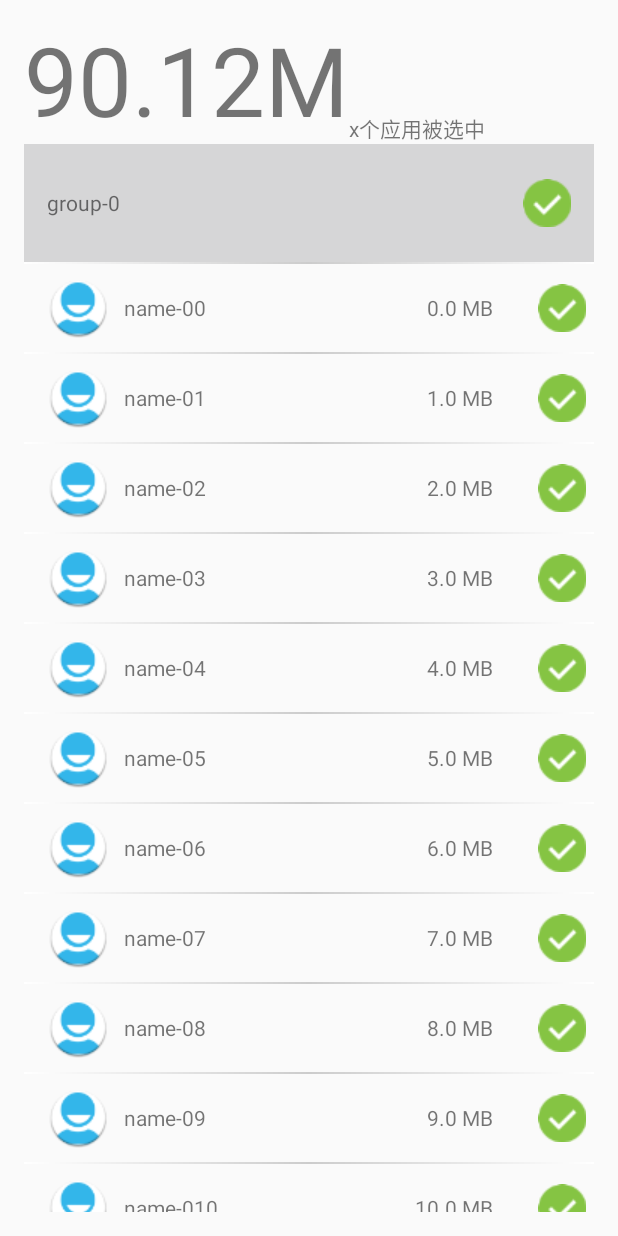
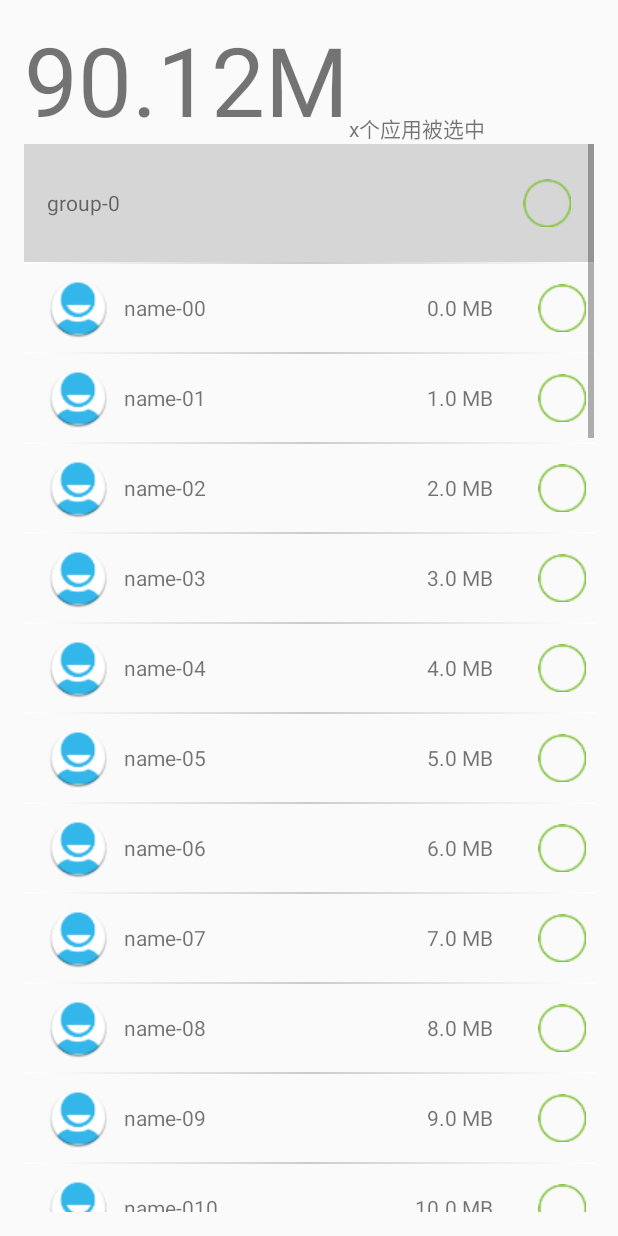
Before and after one commit to chrosyou/androidtest, an Android app: the screen it shows after launch (MainActivity), after a tap on an icon or button, on a phone screen of 412 x 824 dp. Run offline under Robolectric (Android 15) with nearby library versions, the phone set to English and light mode, and no system bars.

Commit message:
标题修改

```diff
--- a/check/MyApplication/app/src/main/java/com/macalyou/murisly/headerlistview/MainActivity.java
+++ b/check/MyApplication/app/src/main/java/com/macalyou/murisly/headerlistview/MainActivity.java
@@ -23,7 +23,8 @@
 public class MainActivity extends Activity implements
         ExpandableListView.OnChildClickListener,
         ExpandableListView.OnGroupClickListener,
-        PinnedHeaderExpandableListView.OnHeaderUpdateListener, StickyLayout.OnGiveUpTouchEventListener {
+        PinnedHeaderExpandableListView.OnHeaderUpdateListener,
+        StickyLayout.OnGiveUpTouchEventListener {
 
     private PinnedHeaderExpandableListView expandableListView;
     private StickyLayout stickyLayout;
@@ -112,6 +113,20 @@
     }
 
     @Override
+    public void updateHeaderButton(int position){
+        Group group = (Group)myAdapter.getGroup(position);
+        int state = group.getSelectState();
+        if (Group.STATE_SELECTED == state) {
+            myAdapter.setGroupState(position, Group.STATE_NOTSELECTED);
+            group.setSelectState(Group.STATE_NOTSELECTED);
+        } else {
+            myAdapter.setGroupState(position, Group.STATE_SELECTED);
+            group.setSelectState(Group.STATE_SELECTED);
+        }
+        myAdapter.notifyDataSetChanged();
+    }
+
+    @Override
     public void updatePinnedHeader(View headerView, int firstVisibleGroupPos) {
         Group firstVisibleGroup = (Group) myAdapter.getGroup(firstVisibleGroupPos);
         int state = firstVisibleGroup.getSelectState();
--- a/check/MyApplication/app/src/main/java/com/macalyou/murisly/headerlistview/PinnedHeaderExpandableListView.java
+++ b/check/MyApplication/app/src/main/java/com/macalyou/murisly/headerlistview/PinnedHeaderExpandableListView.java
@@ -53,6 +53,9 @@
         public View getPinnedHeader();
 
         public void updatePinnedHeader(View headerView, int firstVisibleGroupPos);
+
+        //更新头部的button图标
+        public void updateHeaderButton(int position);
     }
 
     private View mHeaderView;
@@ -159,9 +162,19 @@
         int x = (int) ev.getX();
         int y = (int) ev.getY();
         int pos = pointToPosition(x, y);
+        Button btn = (Button)mHeaderView.findViewById(R.id.multbutton);
+        float left = btn.getX();
+        float top = btn.getY();
+        float right = left + btn.getWidth();
+        float botton = top + btn.getHeight();
 
         if (mHeaderView != null && y >= mHeaderView.getTop() && y <= mHeaderView.getBottom()) {
             if (ev.getAction() == MotionEvent.ACTION_DOWN) {
+                //顶端按钮
+                if (x>=left&&x<=right&&y>=top&&y<=botton) {
+                    int groupPosition = getPackedPositionGroup(getExpandableListPosition(pos));
+                    mHeaderUpdateListener.updateHeaderButton(groupPosition);
+                }
                 mTouchTarget = getTouchTarget(mHeaderView, x, y);
                 mActionDownHappened = true;
             } else if (ev.getAction() == MotionEvent.ACTION_UP) {
--- a/check/MyApplication/app/src/main/java/com/macalyou/murisly/headerlistview/PinnedHeaderExpandableListViewAdapter.java
+++ b/check/MyApplication/app/src/main/java/com/macalyou/murisly/headerlistview/PinnedHeaderExpandableListViewAdapter.java
@@ -113,6 +113,21 @@
         }
     }
 
+    public void setGroupState(Button btn, int position, int state){
+        if (Group.STATE_SELECTED == state){
+            btn.setCompoundDrawablesWithIntrinsicBounds(0, 0, R.drawable.common_select_all, 0);
+        } else if (Group.STATE_NOTSELECTED == state) {
+            btn.setCompoundDrawablesWithIntrinsicBounds(0, 0, R.drawable.common_select_null, 0);
+        } else {
+            btn.setCompoundDrawablesWithIntrinsicBounds(0, 0, R.drawable.common_select_mult, 0);
+        }
+        groupList.get(position).setSelectState(state);
+    }
+
+    public void setGroupChildState(Button btn, int position, int state){
+
+    }
+
 
     @Override
     public View getGroupView(int groupPosition, boolean isExpanded, View convertView, ViewGroup parent) {
@@ -147,13 +162,7 @@
         });
 
         int selectState = ((Group)getGroup(groupPosition)).getSelectState();
-        if (Group.STATE_SELECTED == selectState){
-            groupHolder.multbutton.setCompoundDrawablesWithIntrinsicBounds(0, 0, R.drawable.common_select_all, 0);
-        } else if (Group.STATE_NOTSELECTED == selectState) {
-            groupHolder.multbutton.setCompoundDrawablesWithIntrinsicBounds(0, 0, R.drawable.common_select_null, 0);
-        } else {
-            groupHolder.multbutton.setCompoundDrawablesWithIntrinsicBounds(0, 0, R.drawable.common_select_mult, 0);
-        }
+        setGroupState(groupHolder.multbutton, groupPosition, selectState);
 
         return convertView;
     }
```
